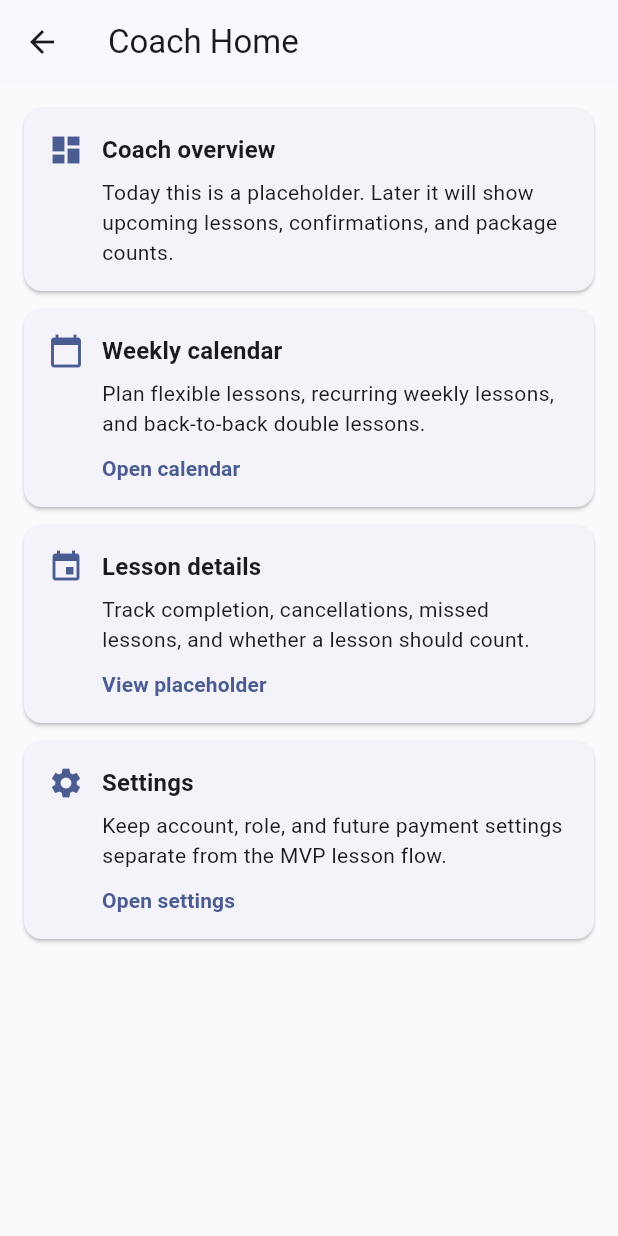
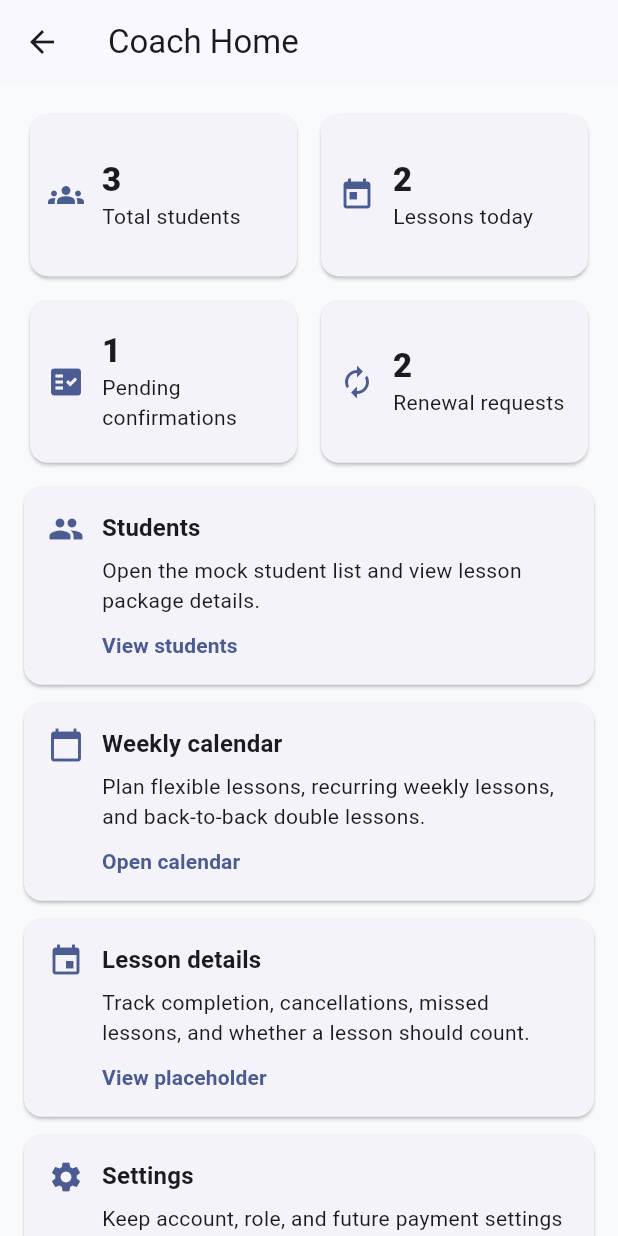
Before and after one commit to burcakmeselikas/lessontrack-mobile, a Flutter app: the CoachDashboardScreen screen opened by its route, on a phone screen of 412 x 824 dp. Run offline on Flutter 3.47's test engine with Material 3 defaults, Android fonts, the light colour scheme and no system bars.

Commit message:
Add mock dashboard and student package flow

```diff
--- a/lib/app/app_routes.dart
+++ b/lib/app/app_routes.dart
@@ -7,6 +7,8 @@ import '../screens/lessons/lesson_detail_screen.dart';
 import '../screens/lessons/lesson_history_screen.dart';
 import '../screens/settings/settings_screen.dart';
 import '../screens/student/student_dashboard_screen.dart';
+import '../screens/student/student_detail_screen.dart';
+import '../screens/student/student_list_screen.dart';
 
 class AppRoutes {
   const AppRoutes._();
@@ -18,6 +20,8 @@ class AppRoutes {
   static const lessonDetail = '/lesson-detail';
   static const lessonHistory = '/lesson-history';
   static const settings = '/settings';
+  static const studentList = '/students';
+  static const studentDetail = '/students/detail';
 
   static Map<String, WidgetBuilder> get routes {
     return {
@@ -28,6 +32,8 @@ class AppRoutes {
       lessonDetail: (context) => const LessonDetailScreen(),
       lessonHistory: (context) => const LessonHistoryScreen(),
       settings: (context) => const SettingsScreen(),
+      studentList: (context) => const StudentListScreen(),
+      studentDetail: (context) => const StudentDetailScreen(),
     };
   }
 }
--- a/lib/models/lesson.dart
+++ b/lib/models/lesson.dart
@@ -21,6 +21,7 @@ class Lesson {
     required this.status,
     required this.countsTowardPackage,
     this.repeatsWeekly = false,
+    this.needsConfirmation = false,
     this.cancellationReason,
   });
 
@@ -32,5 +33,6 @@ class Lesson {
   final LessonStatus status;
   final bool countsTowardPackage;
   final bool repeatsWeekly;
+  final bool needsConfirmation;
   final String? cancellationReason;
 }
--- a/lib/models/lesson_package.dart
+++ b/lib/models/lesson_package.dart
@@ -11,8 +11,5 @@ class LessonPackage {
   final int totalLessonCount;
   final int countedLessonCount;
 
-  int get remainingLessonCount {
-    final remaining = totalLessonCount - countedLessonCount;
-    return remaining < 0 ? 0 : remaining;
-  }
+  int get remainingLessonCount => totalLessonCount - countedLessonCount;
 }
--- a/lib/models/models.dart
+++ b/lib/models/models.dart
@@ -1,4 +1,5 @@
 export 'app_user.dart';
 export 'lesson.dart';
 export 'lesson_package.dart';
+export 'student.dart';
 export 'user_role.dart';
--- /dev/null
+++ b/lib/models/student.dart
@@ -0,0 +1,7 @@
+class Student {
+  const Student({required this.id, required this.name, required this.branch});
+
+  final String id;
+  final String name;
+  final String branch;
+}
--- a/lib/screens/coach/coach_dashboard_screen.dart
+++ b/lib/screens/coach/coach_dashboard_screen.dart
@@ -1,7 +1,9 @@
 import 'package:flutter/material.dart';
 
 import '../../app/app_routes.dart';
+import '../../services/mock_lessontrack_data.dart';
 import '../../widgets/placeholder_feature_card.dart';
+import '../../widgets/summary_card.dart';
 
 class CoachDashboardScreen extends StatelessWidget {
   const CoachDashboardScreen({super.key});
@@ -13,11 +15,44 @@ class CoachDashboardScreen extends StatelessWidget {
       body: ListView(
         padding: const EdgeInsets.all(16),
         children: [
-          const PlaceholderFeatureCard(
-            title: 'Coach overview',
+          GridView.extent(
+            maxCrossAxisExtent: 220,
+            shrinkWrap: true,
+            physics: const NeverScrollableScrollPhysics(),
+            mainAxisSpacing: 8,
+            crossAxisSpacing: 8,
+            childAspectRatio: 1.6,
+            children: [
+              SummaryCard(
+                title: 'Total students',
+                value: MockLessonTrackData.totalStudents.toString(),
+                icon: Icons.groups,
+              ),
+              SummaryCard(
+                title: 'Lessons today',
+                value: MockLessonTrackData.lessonsToday.toString(),
+                icon: Icons.today,
+              ),
+              SummaryCard(
+                title: 'Pending confirmations',
+                value: MockLessonTrackData.pendingConfirmations.toString(),
+                icon: Icons.fact_check,
+              ),
+              SummaryCard(
+                title: 'Renewal requests',
+                value: MockLessonTrackData.renewalRequests.toString(),
+                icon: Icons.autorenew,
+              ),
+            ],
+          ),
+          const SizedBox(height: 12),
+          PlaceholderFeatureCard(
+            title: 'Students',
             description:
-                'Today this is a placeholder. Later it will show upcoming lessons, confirmations, and package counts.',
-            icon: Icons.dashboard,
+                'Open the mock student list and view lesson package details.',
+            icon: Icons.people,
+            actionLabel: 'View students',
+            onTap: () => Navigator.pushNamed(context, AppRoutes.studentList),
           ),
           PlaceholderFeatureCard(
             title: 'Weekly calendar',
--- /dev/null
+++ b/lib/screens/student/student_list_screen.dart
@@ -0,0 +1,46 @@
+import 'package:flutter/material.dart';
+
+import '../../app/app_routes.dart';
+import '../../services/mock_lessontrack_data.dart';
+
+class StudentListScreen extends StatelessWidget {
+  const StudentListScreen({super.key});
+
+  @override
+  Widget build(BuildContext context) {
+    final students = MockLessonTrackData.students;
+
+    return Scaffold(
+      appBar: AppBar(title: const Text('Students')),
+      body: ListView.separated(
+        padding: const EdgeInsets.all(16),
+        itemCount: students.length,
+        separatorBuilder: (context, index) => const SizedBox(height: 8),
+        itemBuilder: (context, index) {
+          final student = students[index];
+          final lessonPackage = MockLessonTrackData.packageForStudent(
+            student.id,
+          );
+
+          return Card(
+            shape: RoundedRectangleBorder(
+              borderRadius: BorderRadius.circular(12),
+            ),
+            child: ListTile(
+              title: Text(student.name),
+              subtitle: Text(
+                '${student.branch} - ${lessonPackage.remainingLessonCount} lessons left',
+              ),
+              trailing: const Icon(Icons.chevron_right),
+              onTap: () => Navigator.pushNamed(
+                context,
+                AppRoutes.studentDetail,
+                arguments: student.id,
+              ),
+            ),
+          );
+        },
+      ),
+    );
+  }
+}
--- /dev/null
+++ b/lib/services/mock_lessontrack_data.dart
@@ -0,0 +1,154 @@
+import '../models/models.dart';
+
+class MockLessonTrackData {
+  const MockLessonTrackData._();
+
+  static final DateTime _now = DateTime.now();
+
+  static final List<Student> students = [
+    const Student(id: 'student-1', name: 'Aylin Demir', branch: 'Piano'),
+    const Student(id: 'student-2', name: 'Deniz Kaya', branch: 'Tennis'),
+    const Student(id: 'student-3', name: 'Zeynep Arslan', branch: 'Math'),
+  ];
+
+  static const List<LessonPackage> packages = [
+    LessonPackage(
+      id: 'package-1',
+      studentId: 'student-1',
+      totalLessonCount: 4,
+      countedLessonCount: 2,
+    ),
+    LessonPackage(
+      id: 'package-2',
+      studentId: 'student-2',
+      totalLessonCount: 6,
+      countedLessonCount: 5,
+    ),
+    LessonPackage(
+      id: 'package-3',
+      studentId: 'student-3',
+      totalLessonCount: 8,
+      countedLessonCount: 8,
+    ),
+  ];
+
+  static final List<Lesson> lessons = [
+    Lesson(
+      id: 'lesson-1',
+      coachId: 'coach-1',
+      studentId: 'student-1',
+      startsAt: _todayAt(17, 0),
+      duration: const Duration(minutes: 60),
+      status: LessonStatus.scheduled,
+      countsTowardPackage: false,
+    ),
+    Lesson(
+      id: 'lesson-2',
+      coachId: 'coach-1',
+      studentId: 'student-2',
+      startsAt: _todayAt(18, 0),
+      duration: const Duration(minutes: 60),
+      status: LessonStatus.scheduled,
+      countsTowardPackage: false,
+    ),
+    Lesson(
+      id: 'lesson-3',
+      coachId: 'coach-1',
+      studentId: 'student-1',
+      startsAt: _daysFromNow(3, 17, 0),
+      duration: const Duration(minutes: 120),
+      status: LessonStatus.scheduled,
+      countsTowardPackage: false,
+      repeatsWeekly: true,
+    ),
+    Lesson(
+      id: 'lesson-4',
+      coachId: 'coach-1',
+      studentId: 'student-1',
+      startsAt: _daysAgo(2, 17, 0),
+      duration: const Duration(minutes: 60),
+      status: LessonStatus.completed,
+      countsTowardPackage: true,
+      needsConfirmation: true,
+    ),
+    Lesson(
+      id: 'lesson-5',
+      coachId: 'coach-1',
+      studentId: 'student-1',
+      startsAt: _daysAgo(9, 17, 0),
+      duration: const Duration(minutes: 60),
+      status: LessonStatus.completed,
+      countsTowardPackage: true,
+    ),
+    Lesson(
+      id: 'lesson-6',
+      coachId: 'coach-1',
+      studentId: 'student-3',
+      startsAt: _daysAgo(1, 16, 0),
+      duration: const Duration(minutes: 60),
+      status: LessonStatus.missed,
+      countsTowardPackage: true,
+      cancellationReason: 'No-show',
+    ),
+  ];
+
+  static int get totalStudents => students.length;
+
+  static int get lessonsToday {
+    return lessons.where((lesson) {
+      return lesson.status == LessonStatus.scheduled &&
+          _isSameDate(lesson.startsAt, _now);
+    }).length;
+  }
+
+  static int get pendingConfirmations {
+    return lessons.where((lesson) => lesson.needsConfirmation).length;
+  }
+
+  static int get renewalRequests {
+    return packages.where((lessonPackage) {
+      return lessonPackage.remainingLessonCount <= 1;
+    }).length;
+  }
+
+  static Student? findStudentById(String id) {
+    for (final student in students) {
+      if (student.id == id) {
+        return student;
+      }
+    }
+
+    return null;
+  }
+
+  static LessonPackage packageForStudent(String studentId) {
+    return packages.firstWhere(
+      (lessonPackage) => lessonPackage.studentId == studentId,
+    );
+  }
+
+  static List<Lesson> upcomingLessonsForStudent(String studentId) {
+    return lessons.where((lesson) {
+      return lesson.studentId == studentId &&
+          lesson.status == LessonStatus.scheduled;
+    }).toList();
+  }
+
+  static DateTime _todayAt(int hour, int minute) {
+    return DateTime(_now.year, _now.month, _now.day, hour, minute);
+  }
+
+  static DateTime _daysFromNow(int days, int hour, int minute) {
+    return DateTime(_now.year, _now.month, _now.day + days, hour, minute);
+  }
+
+  static DateTime _daysAgo(int days, int hour, int minute) {
+    return DateTime(_now.year, _now.month, _now.day - days, hour, minute);
+  }
+
+  static bool _isSameDate(DateTime first, DateTime second) {
+    return first.year == second.year &&
+        first.month == second.month &&
+        first.day == second.day;
+  }
+}
--- /dev/null
+++ b/lib/widgets/summary_card.dart
@@ -0,0 +1,47 @@
+import 'package:flutter/material.dart';
+
+class SummaryCard extends StatelessWidget {
+  const SummaryCard({
+    super.key,
+    required this.title,
+    required this.value,
+    required this.icon,
+  });
+
+  final String title;
+  final String value;
+  final IconData icon;
+
+  @override
+  Widget build(BuildContext context) {
+    final theme = Theme.of(context);
+
+    return Card(
+      shape: RoundedRectangleBorder(borderRadius: BorderRadius.circular(12)),
+      child: Padding(
+        padding: const EdgeInsets.all(12),
+        child: Row(
+          children: [
+            Icon(icon, color: theme.colorScheme.primary),
+            const SizedBox(width: 12),
+            Expanded(
+              child: Column(
+                mainAxisAlignment: MainAxisAlignment.center,
+                crossAxisAlignment: CrossAxisAlignment.start,
+                children: [
+                  Text(
+                    value,
+                    style: theme.textTheme.titleLarge?.copyWith(
+                      fontWeight: FontWeight.w800,
+                    ),
+                  ),
+                  Text(title, maxLines: 2, overflow: TextOverflow.ellipsis),
+                ],
+              ),
+            ),
+          ],
+        ),
+      ),
+    );
+  }
+}
```
Also changed, not shown: lib/screens/student/student_detail_screen.dart (added, +176 -0 lines), 2 other files.
